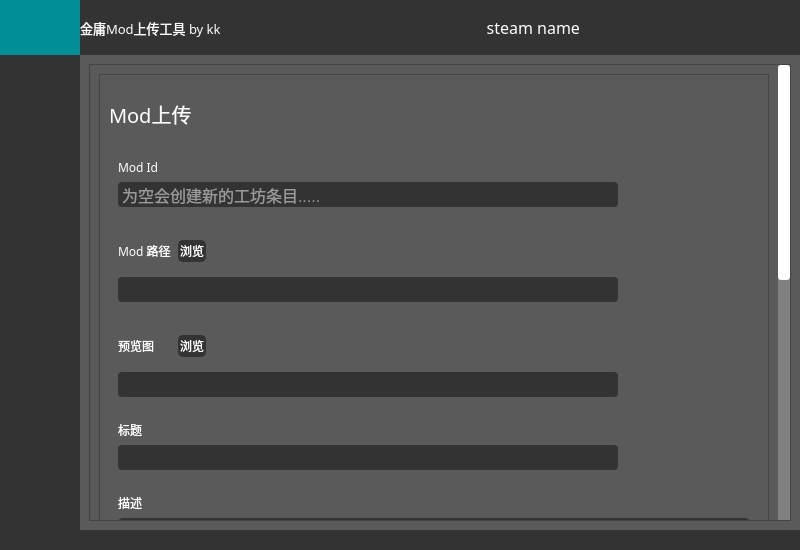
Before: the Qt Designer form mainwindow.ui in 0kk470/modtool_qt, drawn with Qt 5.
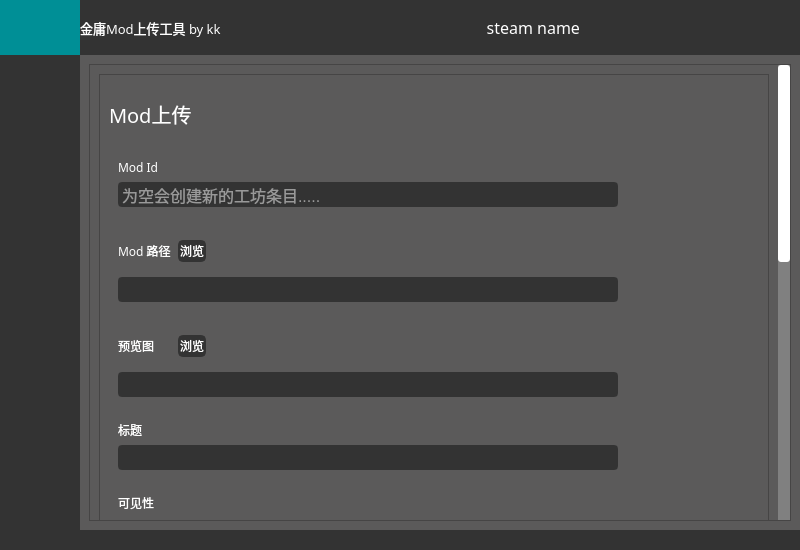
After: the same form once the commit is applied. The open tabs and pages were chosen to show the change. Icons and pictures are not drawn.

The edit to the form file:
```diff
--- a/mainwindow.ui
+++ b/mainwindow.ui
@@ -1016,9 +1016,9 @@
                  <property name="geometry">
                   <rect>
                    <x>0</x>
-                   <y>0</y>
+                   <y>-188</y>
                    <width>688</width>
-                   <height>962</height>
+                   <height>1043</height>
                   </rect>
                  </property>
                  <property name="sizePolicy">
@@ -1624,6 +1624,90 @@
                        </layout>
                       </widget>
                      </item>
+                     <item>
+                      <widget class="QWidget" name="visibility" native="true">
+                       <layout class="QVBoxLayout" name="verticalLayout_5">
+                        <item>
+                         <widget class="QLabel" name="label_visibility">
+                          <property name="minimumSize">
+                           <size>
+                            <width>100</width>
+                            <height>0</height>
+                           </size>
+                          </property>
+                          <property name="maximumSize">
+                           <size>
+                            <width>16777215</width>
+                            <height>30</height>
+                           </size>
+                          </property>
+                          <property name="font">
+                           <font>
+                            <family>Arial Black</family>
+                            <pointsize>9</pointsize>
+                            <weight>10</weight>
+                            <italic>false</italic>
+                            <bold>false</bold>
+                           </font>
+                          </property>
+                          <property name="styleSheet">
+                           <string notr="true">color:rgb(255,255,255);
+font: 87 9pt &quot;Arial Black&quot;;</string>
+                          </property>
+                          <property name="text">
+                           <string>可见性</string>
+                          </property>
+                         </widget>
+                        </item>
+                        <item>
+                         <widget class="QWidget" name="buttons" native="true">
+                          <layout class="QHBoxLayout" name="horizontalLayout_14">
+                           <item>
+                            <widget class="QRadioButton" name="radioButton_1">
+                             <property name="styleSheet">
+                              <string notr="true">color:white;</string>
+                             </property>
+                             <property name="text">
+                              <string>公开</string>
+                             </property>
+                            </widget>
+                           </item>
+                           <item>
+                            <widget class="QRadioButton" name="radioButton_2">
+                             <property name="styleSheet">
+                              <string notr="true">color:white;</string>
+                             </property>
+                             <property name="text">
+                              <string>仅限好友</string>
+                             </property>
+                            </widget>
+                           </item>
+                           <item>
+                            <widget class="QRadioButton" name="radioButton_3">
+                             <property name="styleSheet">
+                              <string notr="true">color:white;</string>
+                             </property>
+                             <property name="text">
+                              <string>隐藏</string>
+                             </property>
+                            </widget>
+                           </item>
+                           <item>
+                            <widget class="QRadioButton" name="radioButton_4">
+                             <property name="styleSheet">
+                              <string notr="true">color:white;</string>
+                             </property>
+                             <property name="text">
+                              <string>非公开</string>
+                             </property>
+                            </widget>
+                           </item>
+                          </layout>
+                         </widget>
+                        </item>
+                       </layout>
+                      </widget>
+                     </item>
                      <item>
                       <widget class="QWidget" name="Input_4" native="true">
                        <property name="enabled">
```
Left out of the diff: 2 changed lines with no effect on the pictures.
